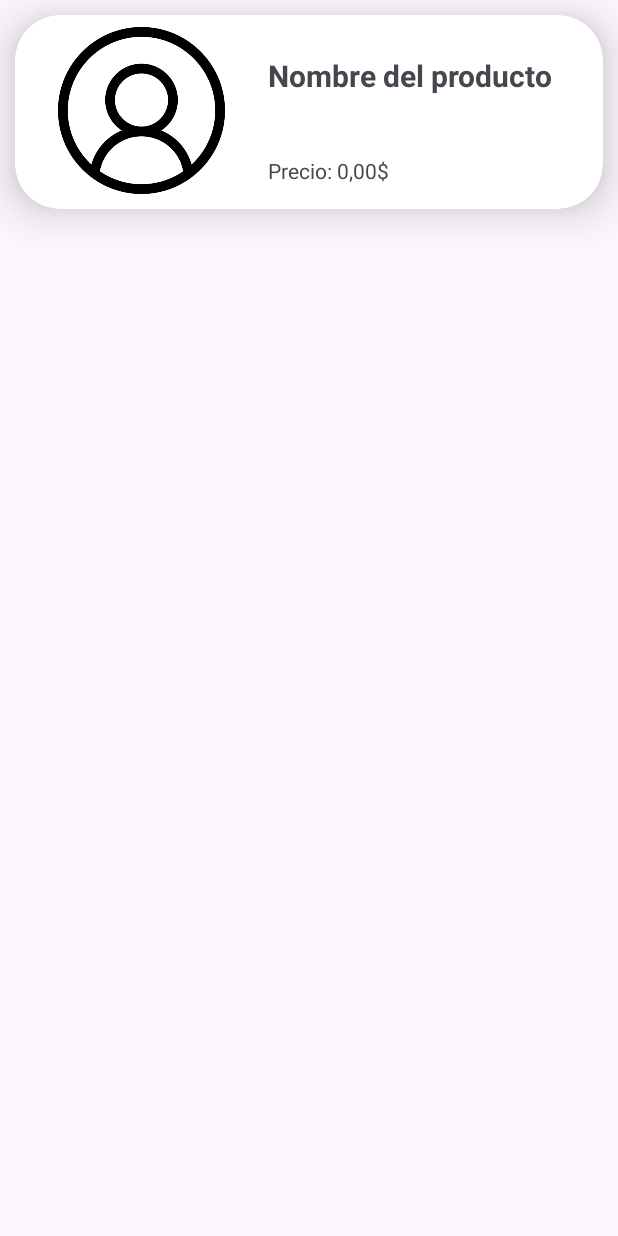
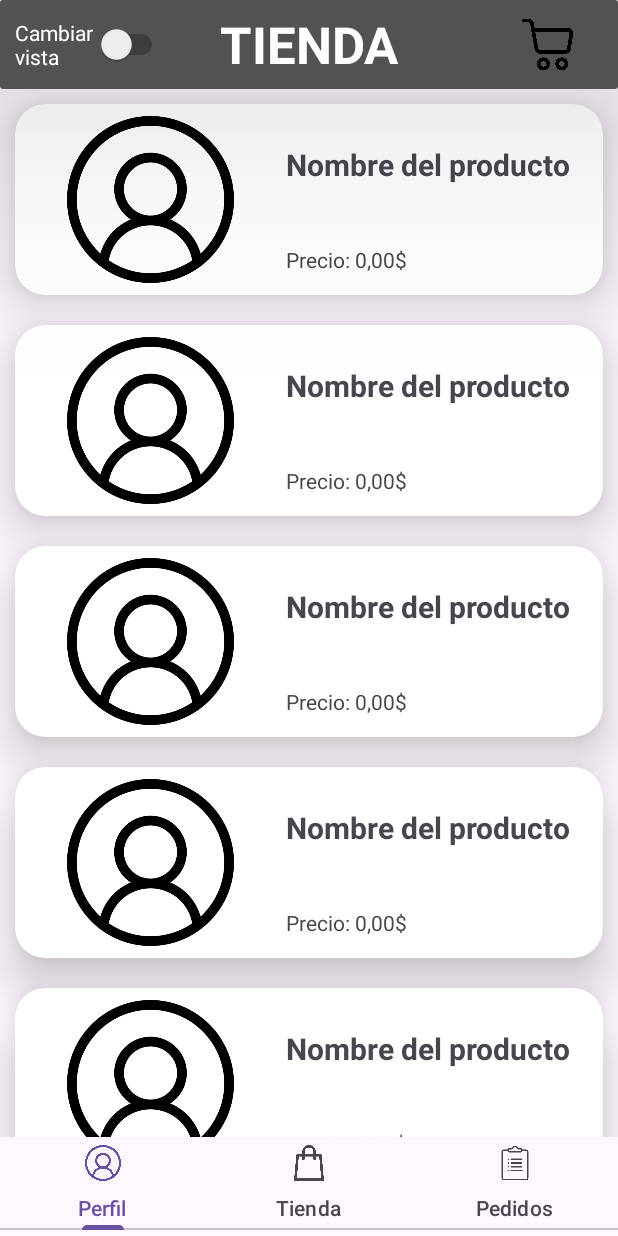
Before and after one commit to AntonL0803/APP_GamesShop_Android, an Android app: the fragment Tienda placed in its activity, on a phone screen of 412 x 824 dp. Run offline under Robolectric (Android 15) with nearby library versions, the phone set to English and light mode, and no system bars.

Commit message:
Estructura de la pestaña tienda (terminado)
Falta todavía la adición de información

```diff
--- a/app/src/main/java/com/example/aplicacion/AdaptadorTienda.java
+++ b/app/src/main/java/com/example/aplicacion/AdaptadorTienda.java
@@ -15,14 +15,32 @@ public class AdaptadorTienda extends RecyclerView.Adapter<AdaptadorTienda.MiView
 
     private List<Producto> productos;
     private View.OnClickListener listener;
+    private boolean isGridLayout;
 
-    public AdaptadorTienda(){
+    public AdaptadorTienda(boolean isGridLayout){
         this.productos = productos;
+        this.isGridLayout = isGridLayout;
+    }
+
+    public void setGridLayout(boolean isGridLayout) {
+        this.isGridLayout = isGridLayout;
+        notifyDataSetChanged(); // Recargar RecyclerView
+    }
+
+    @Override
+    public int getItemViewType(int position) {
+        return isGridLayout ? 1 : 0; // 1 para Grid, 0 para Linear
     }
 
     public MiViewHolder onCreateViewHolder(@NonNull ViewGroup parent, int viewType) {
         // Inflar el layout para cada elemento
-        View nuevaVista = LayoutInflater.from(parent.getContext()).inflate(R.layout.tarjeta_producto, parent, false);
+        LayoutInflater inflater = LayoutInflater.from(parent.getContext());
+        View nuevaVista;
+        if (viewType == 1){
+            nuevaVista = inflater.inflate(R.layout.tarjeta_producto_grid, parent, false);
+        } else {
+            nuevaVista = inflater.inflate(R.layout.tarjeta_producto_linear, parent, false);
+        }
         nuevaVista.setOnClickListener(listener);
         return new MiViewHolder(nuevaVista);
     }
@@ -57,9 +75,9 @@ public class AdaptadorTienda extends RecyclerView.Adapter<AdaptadorTienda.MiView
 
         public MiViewHolder(@NonNull View nuevaVista) {
             super(nuevaVista);
-            ivProducto = nuevaVista.findViewById(R.id.imagenProductoTarjeta);
-            tvNombre = nuevaVista.findViewById(R.id.nombreProductoTarjeta);
-            tvPrecio =  nuevaVista.findViewById(R.id.precioProductoTarjeta);
+            ivProducto = nuevaVista.findViewById(R.id.imagenProductoTarjeta2);
+            tvNombre = nuevaVista.findViewById(R.id.nombreProductoTarjeta2);
+            tvPrecio =  nuevaVista.findViewById(R.id.precioProductoTarjeta2);
         }
     }
 }
--- a/app/src/main/java/com/example/aplicacion/Tienda.java
+++ b/app/src/main/java/com/example/aplicacion/Tienda.java
@@ -3,12 +3,14 @@ package com.example.aplicacion;
 import android.os.Bundle;
 
 import androidx.fragment.app.Fragment;
+import androidx.recyclerview.widget.GridLayoutManager;
 import androidx.recyclerview.widget.LinearLayoutManager;
 import androidx.recyclerview.widget.RecyclerView;
 
 import android.view.LayoutInflater;
 import android.view.View;
 import android.view.ViewGroup;
+import android.widget.Switch;
 
 /**
  * A simple {@link Fragment} subclass.
@@ -17,6 +19,7 @@ import android.view.ViewGroup;
  */
 public class Tienda extends Fragment {
     private RecyclerView rvTienda;
+    private Switch swTienda;
 
     // TODO: Rename parameter arguments, choose names that match
     // the fragment initialization parameters, e.g. ARG_ITEM_NUMBER
@@ -63,10 +66,26 @@ public class Tienda extends Fragment {
                              Bundle savedInstanceState) {
         View view = inflater.inflate(R.layout.fragment_tienda, container, false);
         rvTienda = view.findViewById(R.id.rvTienda);
-        AdaptadorTienda adaptador = new AdaptadorTienda();
+        swTienda = view.findViewById(R.id.switch1);
+
+        boolean isGrid = false;
+        AdaptadorTienda adaptador = new AdaptadorTienda(isGrid);
+
         LinearLayoutManager layoutManager = new LinearLayoutManager(view.getContext());
+        GridLayoutManager gridLayoutManager = new GridLayoutManager(view.getContext(), 2);
+
         rvTienda.setLayoutManager(layoutManager);
         rvTienda.setAdapter(adaptador);
+
+        swTienda.setOnCheckedChangeListener((buttonView, isChecked) -> {
+            if (isChecked) {
+                rvTienda.setLayoutManager(gridLayoutManager);
+                adaptador.setGridLayout(true);
+            } else {
+                rvTienda.setLayoutManager(layoutManager);
+                adaptador.setGridLayout(false);
+            }
+        });
         return view;
     }
 }
--- a/app/src/main/res/layout/activity_main.xml
+++ b/app/src/main/res/layout/activity_main.xml
@@ -11,7 +11,7 @@
     <FrameLayout
         android:id="@+id/frameLayout"
         android:layout_width="match_parent"
-        android:layout_height="828dp">
+        android:layout_height="758dp">
 
     </FrameLayout>
 
--- a/app/src/main/res/layout/fragment_tienda.xml
+++ b/app/src/main/res/layout/fragment_tienda.xml
@@ -1,7 +1,54 @@
 <?xml version="1.0" encoding="utf-8"?>
-<androidx.recyclerview.widget.RecyclerView xmlns:android="http://schemas.android.com/apk/res/android"
+<LinearLayout xmlns:android="http://schemas.android.com/apk/res/android"
+    xmlns:app="http://schemas.android.com/apk/res-auto"
     xmlns:tools="http://schemas.android.com/tools"
-    android:id="@+id/rvTienda"
+    android:id="@+id/linearLayout"
     android:layout_width="match_parent"
     android:layout_height="match_parent"
-    tools:context=".Tienda" />
+    android:orientation="vertical"
+    tools:context=".Tienda" >
+
+    <androidx.cardview.widget.CardView
+        android:layout_width="match_parent"
+        android:layout_height="59dp"
+        app:cardElevation="100dp">
+
+        <TextView
+            android:id="@+id/tvTienda"
+            android:layout_width="match_parent"
+            android:layout_height="59dp"
+            android:background="#525252"
+            android:gravity="center"
+            android:text="TIENDA"
+            android:textColor="#FFFFFF"
+            android:textSize="34sp"
+            android:textStyle="bold" />
+
+        <Switch
+            android:id="@+id/switch1"
+            android:layout_width="102dp"
+            android:layout_height="wrap_content"
+            android:layout_gravity="center_vertical"
+            android:layout_margin="10dp"
+            android:text="Cambiar vista"
+            android:textColor="#FFFFFF"
+            android:textOff="Vertical"
+            android:textOn="Cuadricula" />
+
+        <ImageButton
+            android:id="@+id/imageButton"
+            android:layout_width="53dp"
+            android:layout_height="39dp"
+            android:layout_gravity="right|center_vertical"
+            android:layout_marginRight="20dp"
+            android:background="@null"
+            android:scaleType="fitCenter"
+            android:src="@drawable/carro" />
+    </androidx.cardview.widget.CardView>
+
+    <androidx.recyclerview.widget.RecyclerView
+        android:id="@+id/rvTienda"
+        android:layout_width="match_parent"
+        android:layout_height="match_parent" />
+
+</LinearLayout>
--- a/app/src/main/res/layout/tarjeta_producto.xml
+++ /dev/null
@@ -1,54 +0,0 @@
-<?xml version="1.0" encoding="utf-8"?>
-<LinearLayout xmlns:android="http://schemas.android.com/apk/res/android"
-    xmlns:app="http://schemas.android.com/apk/res-auto"
-    xmlns:tools="http://schemas.android.com/tools"
-    android:layout_width="match_parent"
-    android:layout_height="match_parent"
-    android:orientation="vertical">
-
-    <androidx.cardview.widget.CardView
-        android:layout_width="match_parent"
-        android:layout_height="129dp"
-        android:layout_margin="10dp"
-        app:cardCornerRadius="30dp"
-        app:cardElevation="20dp">
-
-        <LinearLayout
-            android:layout_width="match_parent"
-            android:layout_height="127dp"
-            android:orientation="horizontal">
-
-            <ImageView
-                android:id="@+id/imagenProductoTarjeta"
-                android:layout_width="321dp"
-                android:layout_height="wrap_content"
-                android:layout_margin="8dp"
-                android:layout_weight="1"
-                tools:srcCompat="@tools:sample/avatars" />
-
-            <LinearLayout
-                android:layout_width="match_parent"
-                android:layout_height="match_parent"
-                android:layout_weight="1"
-                android:orientation="vertical">
-
-                <TextView
-                    android:id="@+id/nombreProductoTarjeta"
-                    android:layout_width="match_parent"
-                    android:layout_height="81dp"
-                    android:gravity="center_vertical"
-                    android:text="TextView"
-                    android:textSize="20sp"
-                    android:textStyle="bold" />
-
-                <TextView
-                    android:id="@+id/precioProductoTarjeta"
-                    android:layout_width="match_parent"
-                    android:layout_height="45dp"
-                    android:gravity="center_vertical"
-                    android:text="TextView" />
-            </LinearLayout>
-
-        </LinearLayout>
-    </androidx.cardview.widget.CardView>
-</LinearLayout>
--- /dev/null
+++ b/app/src/main/res/layout/tarjeta_producto_grid.xml
@@ -0,0 +1,47 @@
+<?xml version="1.0" encoding="utf-8"?>
+<androidx.cardview.widget.CardView xmlns:android="http://schemas.android.com/apk/res/android"
+    xmlns:app="http://schemas.android.com/apk/res-auto"
+    android:layout_width="wrap_content"
+    android:layout_height="wrap_content"
+    xmlns:tools="http://schemas.android.com/tools"
+    android:layout_margin="20dp"
+    app:cardCornerRadius="20dp"
+    app:cardElevation="20dp">
+
+    <LinearLayout
+        android:layout_width="169dp"
+        android:layout_height="match_parent"
+        android:orientation="vertical">
+
+        <ImageView
+            android:id="@+id/imagenProductoTarjeta2"
+            android:layout_width="wrap_content"
+            android:layout_height="108dp"
+            android:layout_gravity="center"
+            android:layout_margin="10dp"
+            android:layout_weight="1"
+            tools:srcCompat="@tools:sample/avatars" />
+
+        <TextView
+            android:id="@+id/nombreProductoTarjeta2"
+            android:layout_width="163dp"
+            android:layout_height="81dp"
+            android:layout_gravity="center"
+            android:layout_marginHorizontal="20dp"
+            android:gravity="center"
+            android:text="TextView"
+            android:textSize="20sp"
+            android:textStyle="bold" />
+
+        <TextView
+            android:id="@+id/precioProductoTarjeta2"
+            android:layout_width="136dp"
+            android:layout_height="45dp"
+            android:layout_marginRight="20dp"
+            android:gravity="center_vertical|end"
+            android:text="TextView"
+            android:textSize="16sp" />
+
+    </LinearLayout>
+
+</androidx.cardview.widget.CardView>
--- /dev/null
+++ b/app/src/main/res/layout/tarjeta_producto_linear.xml
@@ -0,0 +1,50 @@
+<?xml version="1.0" encoding="utf-8"?>
+<androidx.cardview.widget.CardView xmlns:android="http://schemas.android.com/apk/res/android"
+    xmlns:app="http://schemas.android.com/apk/res-auto"
+    xmlns:tools="http://schemas.android.com/tools"
+    android:layout_width="match_parent"
+    android:layout_height="wrap_content"
+    android:layout_margin="10dp"
+    android:orientation="vertical"
+    app:cardCornerRadius="20dp"
+    app:cardElevation="20dp">
+
+    <LinearLayout
+        android:layout_width="match_parent"
+        android:layout_height="127dp"
+        android:orientation="horizontal">
+
+        <ImageView
+            android:id="@+id/imagenProductoTarjeta2"
+            android:layout_width="345dp"
+            android:layout_height="wrap_content"
+            android:layout_margin="8dp"
+            android:layout_weight="1"
+            tools:srcCompat="@tools:sample/avatars" />
+
+        <LinearLayout
+            android:layout_width="match_parent"
+            android:layout_height="match_parent"
+            android:layout_weight="1"
+            android:orientation="vertical">
+
+            <TextView
+                android:id="@+id/nombreProductoTarjeta2"
+                android:layout_width="match_parent"
+                android:layout_height="81dp"
+                android:gravity="center_vertical"
+                android:text="TextView"
+                android:textSize="20sp"
+                android:textStyle="bold" />
+
+            <TextView
+                android:id="@+id/precioProductoTarjeta2"
+                android:layout_width="match_parent"
+                android:layout_height="45dp"
+                android:gravity="center_vertical"
+                android:text="TextView" />
+        </LinearLayout>
+
+    </LinearLayout>
+
+</androidx.cardview.widget.CardView>
```
Also changed, not shown: app/src/main/res/drawable/carro.png (added).
